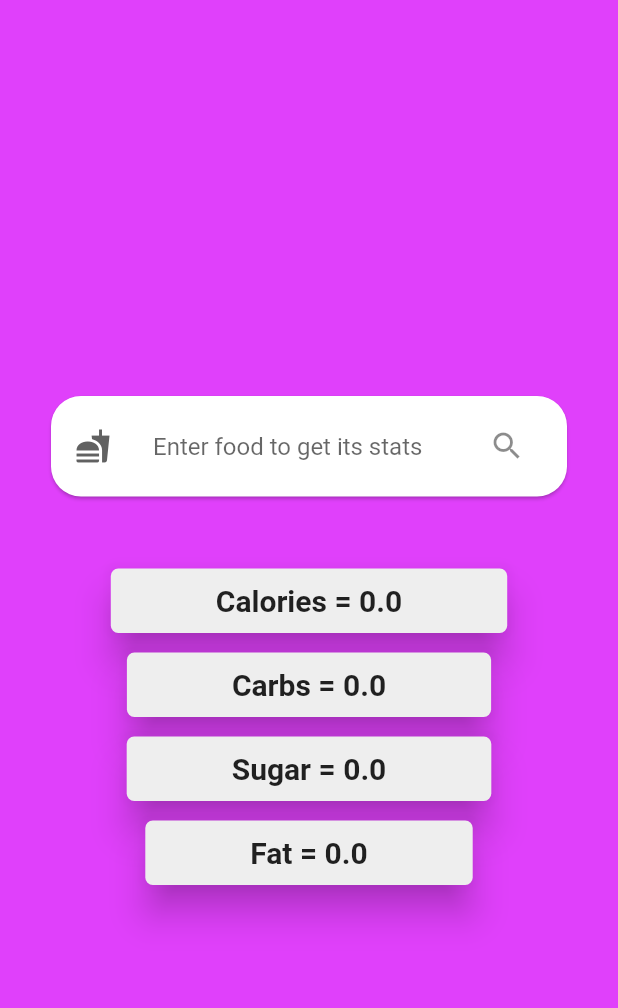
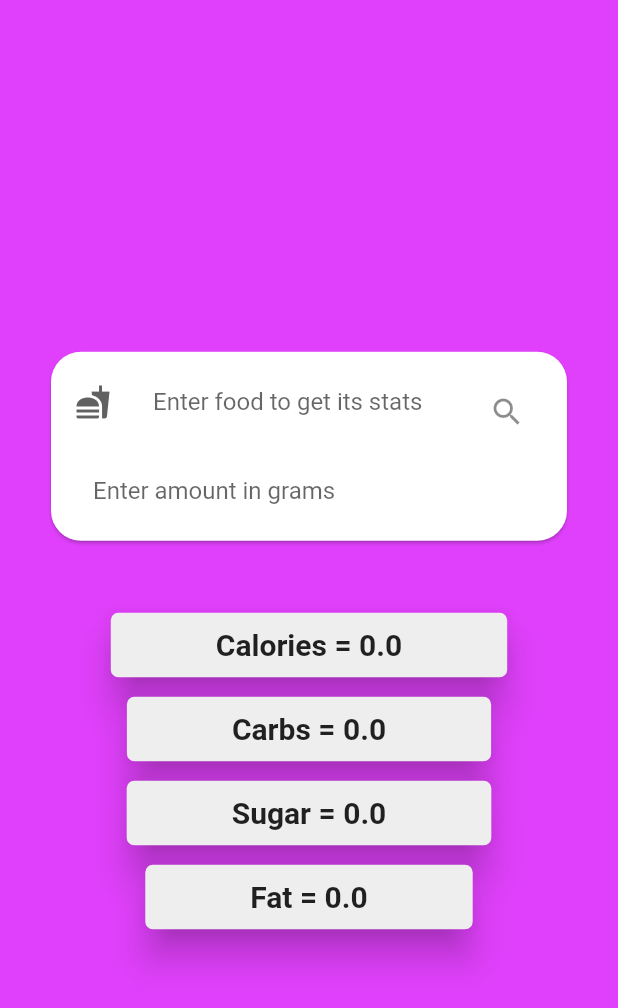
Before and after one commit to sketscripter/Calories-Tracker, a Flutter app: the CalorieCounter screen opened directly, on a phone screen of 412 x 824 dp. Shown: the top 1008 px of the screen. Run offline on Flutter 3.47's test engine with Material 2 defaults, Android fonts, the phone set to English and light mode, and no system bars; our stand-ins replace animated_text_kit, curved_navigation_bar, font_awesome_flutter, modal_progress_hud.

Commit message:
added aliment amount(g) + fixed deprecated widgets

```diff
--- a/lib/screens/calorieCounter.dart
+++ b/lib/screens/calorieCounter.dart
@@ -2,6 +2,7 @@ import 'package:flutter/material.dart';
 import 'package:hackathonrx/foodApiNetworking.dart';
 import 'package:hackathonrx/components/card.dart';
 import 'package:modal_progress_hud/modal_progress_hud.dart';
+import 'package:flutter/services.dart';
 
 String _apiKey = '3af7176e2eee4afda368dc553f5a47df';
 String _url = 'https://api.spoonacular.com/food/ingredients/search?apiKey=';
@@ -21,7 +22,7 @@ class _CalorieCounterState extends State<CalorieCounter> {
   var fat = 0.0;
   var sugar = 0.0;
 
-  void getData(String query) async {
+  void getData(String query, String amount) async {
     NetworkHelper networkHelper =
         NetworkHelper(url: _url + _apiKey + '&query=' + query);
     var response = await networkHelper.getData();
@@ -30,18 +31,21 @@ class _CalorieCounterState extends State<CalorieCounter> {
             response["results"][0]["id"].toString() +
             '/information?apiKey=' +
             _apiKey +
-            '&amount=100&unit=grams');
+            '&amount=' +
+            amount +
+            '&unit=grams');
     var response2 = await networkHelper2.getData();
     setState(() {
-      calories = response2["nutrition"]["nutrients"][30]["amount"];
-      fat = response2["nutrition"]["nutrients"][10]["amount"];
-      carbs = response2["nutrition"]["nutrients"][5]["amount"];
-      sugar = response2["nutrition"]["nutrients"][16]["amount"];
+      calories = response2["nutrition"]["nutrients"][31]["amount"];
+      fat = response2["nutrition"]["nutrients"][0]["amount"];
+      carbs = response2["nutrition"]["nutrients"][4]["amount"];
+      sugar = response2["nutrition"]["nutrients"][15]["amount"];
       _showSpinner = false;
     });
   }
 
   String food;
+  String amount;
   bool _showSpinner = false;
 
   @override
@@ -67,7 +71,10 @@ class _CalorieCounterState extends State<CalorieCounter> {
                             setState(() {
                               _showSpinner = true;
                             });
-                          getData(food);
+                            if (amount == null) {
+                              amount = '0';
+                            }
+                            getData(food, amount);
                           },
                         ),
                         title: TextField(
@@ -87,7 +94,23 @@ class _CalorieCounterState extends State<CalorieCounter> {
                             food = value;
                           },
                         ),
-                    ),
+                        subtitle: TextFormField(
+                          inputFormatters: [
+                            FilteringTextInputFormatter.digitsOnly
+                          ],
+                          keyboardType: TextInputType.number,
+                          decoration: InputDecoration(
+                              hintText: 'Enter amount in grams',
+                              filled: true,
+                              fillColor: Colors.white,
+                              border: OutlineInputBorder(
+                                  borderRadius:
+                                      BorderRadius.all(Radius.circular(10)),
+                                  borderSide: BorderSide.none)),
+                          onChanged: (value) {
+                            amount = value;
+                          },
+                        )),
                   ),
                 ),
                 Column(
--- a/lib/screens/mealPlanner.dart
+++ b/lib/screens/mealPlanner.dart
@@ -170,7 +170,7 @@ class _MealPlannerState extends State<MealPlanner> {
                   text: TextSpan(
                       style: Theme.of(context)
                           .textTheme
-                          .body1
+                          .bodyText2
                           .copyWith(fontSize: 25),
                       children: [
                         TextSpan(
@@ -262,7 +262,6 @@ class _MealPlannerState extends State<MealPlanner> {
                                   fats: _fats,
                                   carbs: _carbs,
                                   protein: _protein,
-
                                 )));
                   },
                 ),
```
Lines whose indentation alone changed are shown as unchanged.
